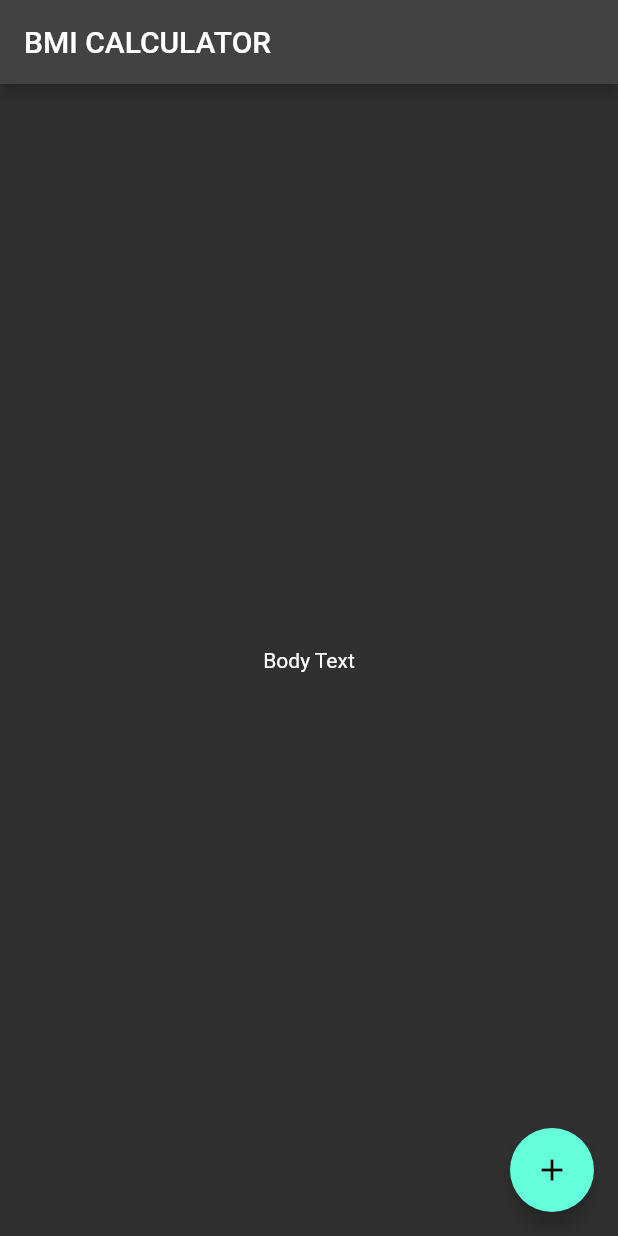
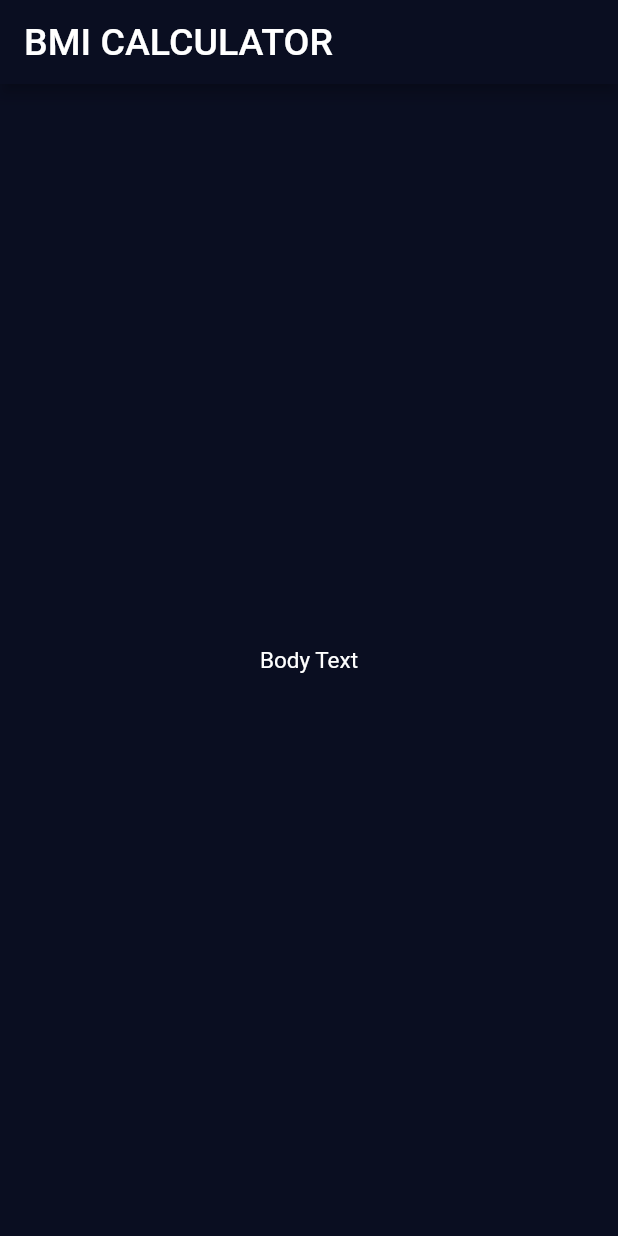
Before and after one commit to Jane-Mwangi/BMICalc, a Flutter app: the screen it shows after launch, on a phone screen of 412 x 824 dp. Run offline on Flutter 3.47's test engine with Material 2 defaults, Android fonts, the light colour scheme and no system bars.

Commit message:
Customize the app. Add theme and change the ThemeData.

```diff
--- a/lib/main.dart
+++ b/lib/main.dart
@@ -6,7 +6,23 @@ class BMICalculator extends StatelessWidget {
   @override
   Widget build(BuildContext context) {
     return MaterialApp(
-      theme: ThemeData.dark(),
+      // theme: ThemeData(
+      //   primarySwatch: Color(0xFF0A0E21),
+      // ),
+      // home: InputPage(),
+      title: "BMI Calculator",
+      debugShowCheckedModeBanner: false,
+      theme: ThemeData.dark().copyWith(
+        appBarTheme: AppBarTheme(
+          backgroundColor: Color(0xff0a0e21),
+        ),
+        scaffoldBackgroundColor: Color(0xff0a0e21),
+        textTheme: const TextTheme(
+          displayLarge: TextStyle(fontSize: 45.0, fontWeight: FontWeight.bold),
+          titleLarge: TextStyle(fontSize: 25.0, fontStyle: FontStyle.normal),
+          bodyMedium: TextStyle(fontSize: 15.0, fontFamily: 'Roboto'),
+        ),
+      ),
       home: InputPage(),
     );
   }
@@ -27,10 +43,6 @@ class _InputPageState extends State<InputPage> {
       body: Center(
         child: Text('Body Text'),
       ),
-      floatingActionButton: FloatingActionButton(
-        onPressed: () {  },
-        child: Icon(Icons.add),
-      ),
     );
   }
 }
```
